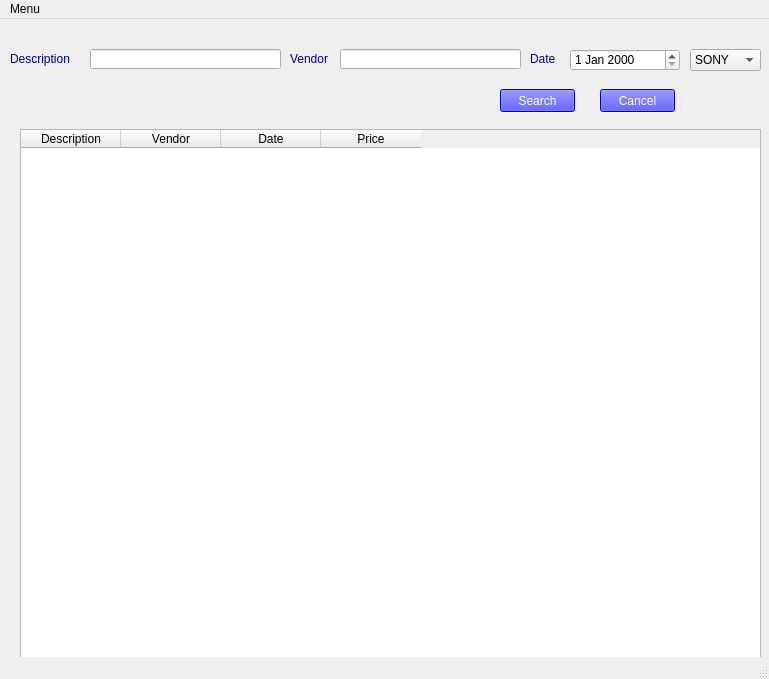
Before: the Qt Designer form main_assert.ui in clarencepraison/starting, drawn with Qt 5.
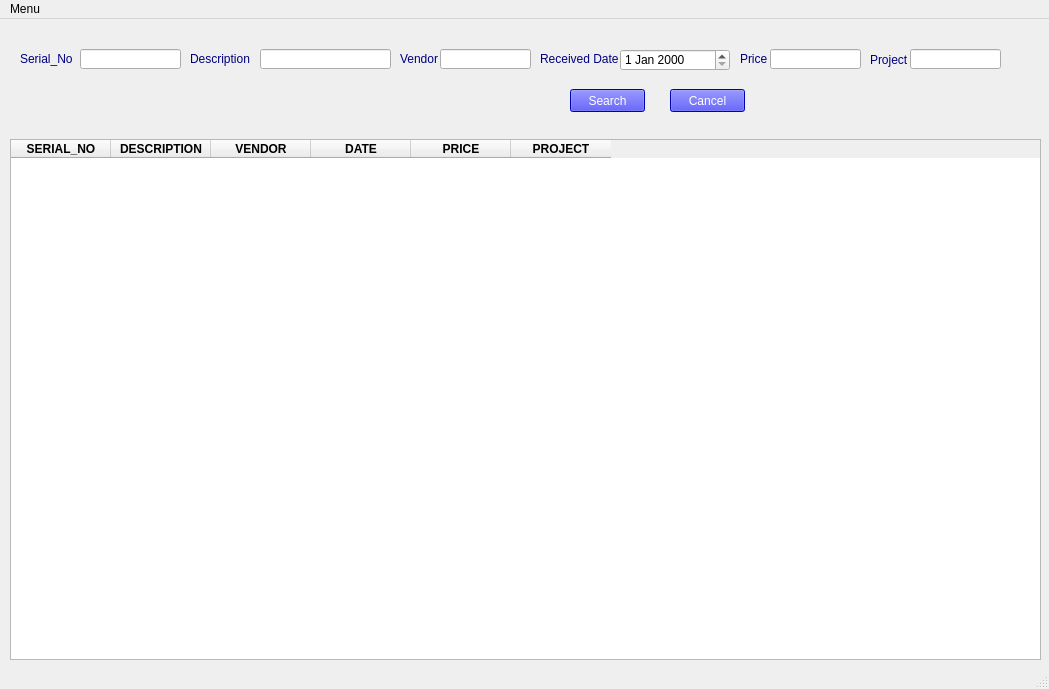
After: the same form once the commit is applied.

What changed in the file:
```diff
--- a/main_assert.ui
+++ b/main_assert.ui
@@ -6,8 +6,8 @@
    <rect>
     <x>0</x>
     <y>0</y>
-    <width>769</width>
-    <height>679</height>
+    <width>1049</width>
+    <height>689</height>
    </rect>
   </property>
   <property name="windowTitle">
@@ -17,9 +17,9 @@
    <widget class="QLineEdit" name="v_lineEdit">
     <property name="geometry">
      <rect>
-      <x>340</x>
+      <x>260</x>
       <y>30</y>
-      <width>181</width>
+      <width>131</width>
       <height>20</height>
      </rect>
     </property>
@@ -30,7 +30,7 @@
    <widget class="QPushButton" name="cancel">
     <property name="geometry">
      <rect>
-      <x>600</x>
+      <x>670</x>
       <y>70</y>
       <width>75</width>
       <height>23</height>
@@ -48,7 +48,7 @@
    <widget class="QDateEdit" name="d_dateEdit">
     <property name="geometry">
      <rect>
-      <x>570</x>
+      <x>620</x>
       <y>30</y>
       <width>110</width>
       <height>22</height>
@@ -61,10 +61,10 @@
    <widget class="QTableWidget" name="tableWidget">
     <property name="geometry">
      <rect>
-      <x>20</x>
-      <y>110</y>
-      <width>741</width>
-      <height>551</height>
+      <x>10</x>
+      <y>120</y>
+      <width>1031</width>
+      <height>521</height>
      </rect>
     </property>
     <property name="minimumSize">
@@ -78,31 +78,77 @@
     </property>
     <column>
      <property name="text">
-      <string>Description</string>
+      <string>SERIAL_NO</string>
      </property>
+     <property name="font">
+      <font>
+       <weight>75</weight>
+       <bold>true</bold>
+      </font>
+     </property>
     </column>
     <column>
      <property name="text">
-      <string>Vendor</string>
+      <string>DESCRIPTION</string>
      </property>
+     <property name="font">
+      <font>
+       <weight>75</weight>
+       <bold>true</bold>
+      </font>
+     </property>
     </column>
     <column>
      <property name="text">
-      <string>Date</string>
+      <string>VENDOR</string>
      </property>
+     <property name="font">
+      <font>
+       <weight>75</weight>
+       <bold>true</bold>
+      </font>
+     </property>
     </column>
     <column>
      <property name="text">
-      <string>Price</string>
+      <string>DATE</string>
      </property>
+     <property name="font">
+      <font>
+       <weight>75</weight>
+       <bold>true</bold>
+      </font>
+     </property>
     </column>
+    <column>
+     <property name="text">
+      <string>PRICE</string>
+     </property>
+     <property name="font">
+      <font>
+       <weight>75</weight>
+       <bold>true</bold>
+      </font>
+     </property>
+    </column>
+    <column>
+     <property name="text">
+      <string>PROJECT</string>
+     </property>
+     <property name="font">
+      <font>
+       <weight>75</weight>
+       <bold>true</bold>
+      </font>
+     </property>
+    </column>
    </widget>
    <widget class="QLabel" name="vendor">
     <property name="geometry">
      <rect>
-      <x>290</x>
+      <x>190</x>
       <y>30</y>
-      <width>41</width>
+      <width>71</width>
       <height>20</height>
      </rect>
     </property>
@@ -111,15 +157,15 @@
 color: rgb(0, 0, 127);</string>
     </property>
     <property name="text">
-     <string>Vendor </string>
+     <string>Description</string>
     </property>
    </widget>
    <widget class="QLabel" name="date">
     <property name="geometry">
      <rect>
-      <x>530</x>
+      <x>540</x>
       <y>30</y>
-      <width>31</width>
+      <width>81</width>
       <height>20</height>
      </rect>
     </property>
@@ -128,13 +174,13 @@
 color: rgb(0, 0, 127);</string>
     </property>
     <property name="text">
-     <string>Date</string>
+     <string>Received Date</string>
     </property>
    </widget>
    <widget class="QPushButton" name="search">
     <property name="geometry">
      <rect>
-      <x>500</x>
+      <x>570</x>
       <y>70</y>
       <width>75</width>
       <height>23</height>
@@ -152,9 +198,9 @@
    <widget class="QLabel" name="description">
     <property name="geometry">
      <rect>
-      <x>10</x>
+      <x>20</x>
       <y>30</y>
-      <width>71</width>
+      <width>61</width>
       <height>20</height>
      </rect>
     </property>
@@ -163,15 +209,15 @@
 color: rgb(0, 0, 127);</string>
     </property>
     <property name="text">
-     <string>Description</string>
+     <string>Serial_No</string>
     </property>
    </widget>
    <widget class="QLineEdit" name="d_lineEdit">
     <property name="geometry">
      <rect>
-      <x>90</x>
+      <x>80</x>
       <y>30</y>
-      <width>191</width>
+      <width>101</width>
       <height>20</height>
      </rect>
     </property>
@@ -179,28 +225,101 @@
      <string notr="true">font: 9pt &quot;Calibri&quot;;</string>
     </property>
    </widget>
-   <widget class="QComboBox" name="comboBox">
+   <widget class="QLabel" name="date_2">
     <property name="geometry">
      <rect>
-      <x>690</x>
+      <x>400</x>
       <y>30</y>
-      <width>71</width>
-      <height>22</height>
+      <width>41</width>
+      <height>20</height>
      </rect>
     </property>
     <property name="styleSheet">
-     <string notr="true">font: 75 10pt &quot;Calibri&quot;;</string>
+     <string notr="true">font: 75 10pt &quot;Clarendon Condensed&quot;;
+color: rgb(0, 0, 127);</string>
     </property>
-    <item>
-     <property name="text">
-      <string>SONY</string>
-     </property>
-    </item>
-    <item>
-     <property name="text">
-      <string>SPRITE</string>
-     </property>
-    </item>
+    <property name="text">
+     <string>Vendor</string>
+    </property>
+   </widget>
+   <widget class="QLineEdit" name="vendor_lineEdit">
+    <property name="geometry">
+     <rect>
+      <x>440</x>
+      <y>30</y>
+      <width>91</width>
+      <height>20</height>
+     </rect>
+    </property>
+    <property name="styleSheet">
+     <string notr="true">font: 9pt &quot;Calibri&quot;;</string>
+    </property>
+   </widget>
+   <widget class="QLabel" name="price">
+    <property name="geometry">
+     <rect>
+      <x>740</x>
+      <y>30</y>
+      <width>31</width>
+      <height>20</height>
+     </rect>
+    </property>
+    <property name="styleSheet">
+     <string notr="true">font: 75 10pt &quot;Clarendon Condensed&quot;;
+color: rgb(0, 0, 127);</string>
+    </property>
+    <property name="text">
+     <string>Price</string>
+    </property>
+   </widget>
+   <widget class="QLineEdit" name="price_lineEdit">
+    <property name="geometry">
+     <rect>
+      <x>770</x>
+      <y>30</y>
+      <width>91</width>
+      <height>20</height>
+     </rect>
+    </property>
+    <property name="styleSheet">
+     <string notr="true">font: 9pt &quot;Calibri&quot;;</string>
+    </property>
+    <property name="text">
+     <string/>
+    </property>
+   </widget>
+   <widget class="QLabel" name="project">
+    <property name="geometry">
+     <rect>
+      <x>870</x>
+      <y>30</y>
+      <width>41</width>
+      <height>21</height>
+     </rect>
+    </property>
+    <property name="styleSheet">
+     <string notr="true">font: 75 10pt &quot;Clarendon Condensed&quot;;
+color: rgb(0, 0, 127);</string>
+    </property>
+    <property name="text">
+     <string>Project</string>
+    </property>
+   </widget>
+   <widget class="QLineEdit" name="project_lineEdit">
+    <property name="geometry">
+     <rect>
+      <x>910</x>
+      <y>30</y>
+      <width>91</width>
+      <height>20</height>
+     </rect>
+    </property>
+    <property name="styleSheet">
+     <string notr="true">font: 9pt &quot;Calibri&quot;;</string>
+    </property>
+    <property name="text">
+     <string/>
+    </property>
    </widget>
   </widget>
   <widget class="QStatusBar" name="statusbar"/>
@@ -209,8 +328,8 @@
     <rect>
      <x>0</x>
      <y>0</y>
-     <width>769</width>
-     <height>22</height>
+     <width>1049</width>
+     <height>21</height>
     </rect>
    </property>
    <widget class="QMenu" name="menuADD">
```
Left out of the diff: 89 changed lines with no effect on the pictures.
